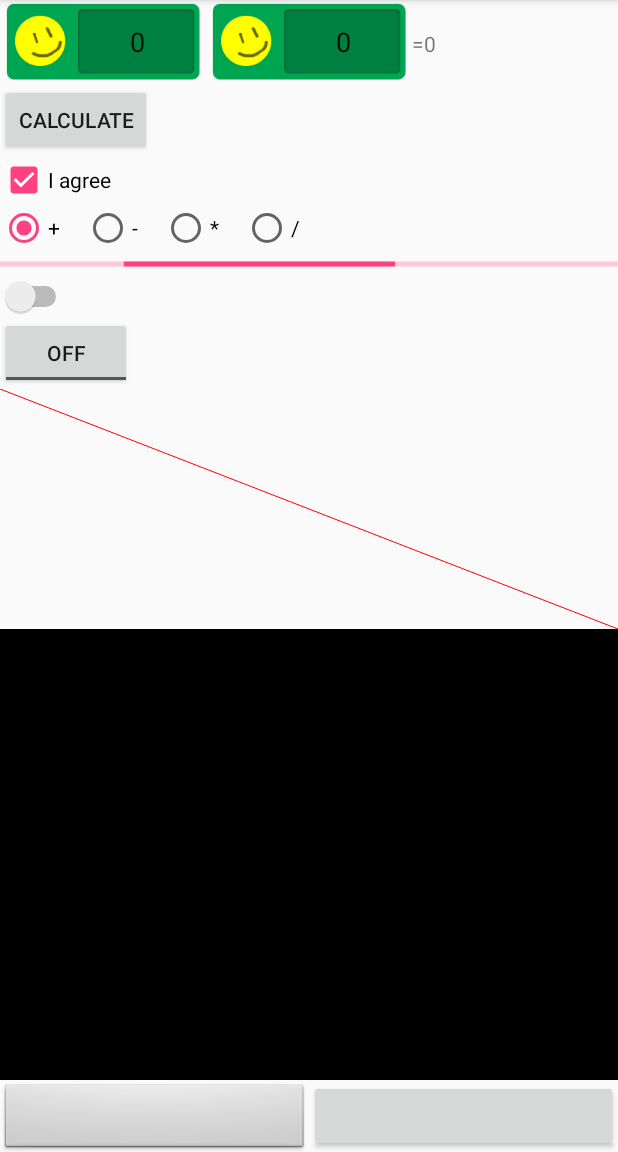
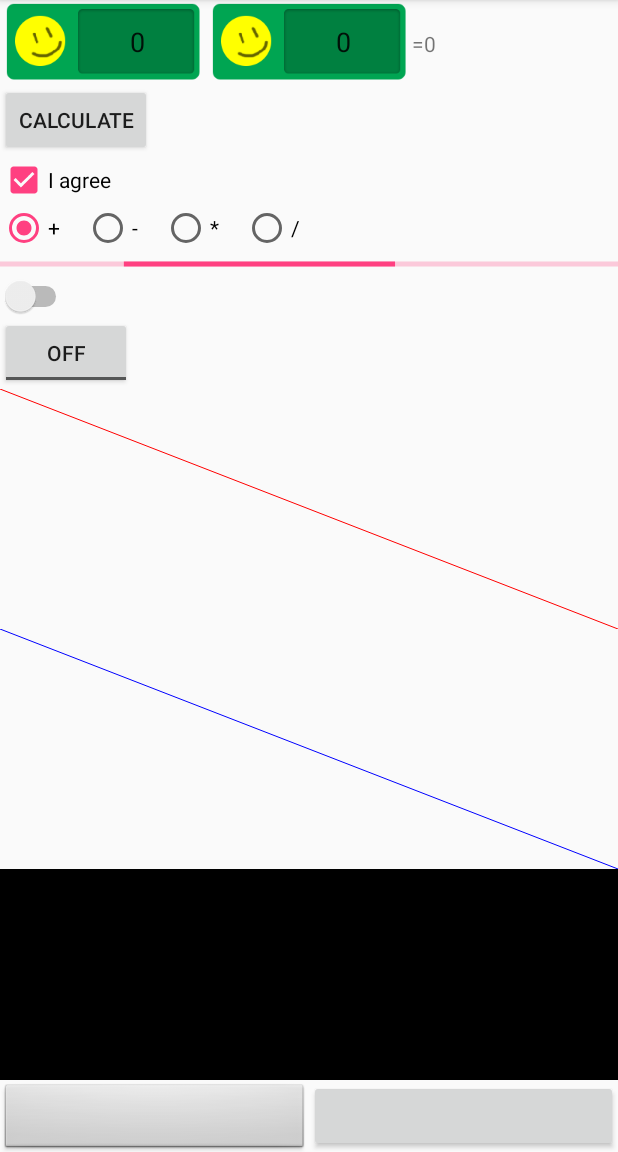
Before and after one commit to jennyjnn/testProject, an Android app: the screen it shows after launch (MainActivity), on a phone screen of 412 x 824 dp, the part 84-1236 px from its top. Run offline under Robolectric (Android 15) with nearby library versions, the phone set to English and light mode, and no system bars; plain views replace AdjustableImageButton.

Commit message:
Custom Attribute

```diff
--- a/practice1/app/src/main/java/com/example/jenny/practice1/CustomView.java
+++ b/practice1/app/src/main/java/com/example/jenny/practice1/CustomView.java
@@ -2,6 +2,7 @@ package com.example.jenny.practice1;
 
 import android.annotation.TargetApi;
 import android.content.Context;
+import android.content.res.TypedArray;
 import android.graphics.Canvas;
 import android.graphics.Paint;
 import android.os.Build;
@@ -10,6 +11,8 @@ import android.util.AttributeSet;
 import android.view.View;
 
 public class CustomView extends View {
+    private boolean isBlue = false;
+
     public CustomView(Context context) {
         super(context);
         init();
@@ -18,21 +21,36 @@ public class CustomView extends View {
     public CustomView(Context context, @Nullable AttributeSet attrs) {
         super(context, attrs);
         init();
+        initWithAttrs(attrs, 0, 0);
     }
 
     public CustomView(Context context, @Nullable AttributeSet attrs, int defStyleAttr) {
         super(context, attrs, defStyleAttr);
         init();
+        initWithAttrs(attrs, defStyleAttr, 0);
     }
 
     @TargetApi(21)
     public CustomView(Context context, @Nullable AttributeSet attrs, int defStyleAttr, int defStyleRes) {
         super(context, attrs, defStyleAttr, defStyleRes);
         init();
+        initWithAttrs(attrs, defStyleAttr, defStyleRes);
     }
 
     private void init() {
 
+    }
+
+    private void initWithAttrs(AttributeSet attrs, int defStyleAttr, int defStyleRes) {
+        TypedArray a = getContext().getTheme().obtainStyledAttributes(
+                attrs,
+                R.styleable.CustomView,
+                defStyleAttr, defStyleRes);
+        try {
+            isBlue = a.getBoolean(R.styleable.CustomView_isBlue, false);
+        } finally {
+            a.recycle();
+        }
     }
 
     @Override
@@ -40,7 +58,11 @@ public class CustomView extends View {
         super.onDraw(canvas);
 
         Paint p = new Paint();
-        p.setColor(0xFFFF0000); //AARRGGBB
+
+        if (isBlue)
+            p.setColor(0xFF0000FF); //AARRGGBB
+        else
+            p.setColor(0xFFFF0000); //AARRGGBB
         canvas.drawLine(0, 0, getMeasuredWidth(), getMeasuredHeight(), p);
     }
 }
--- a/practice1/app/src/main/res/layout/activity_main.xml
+++ b/practice1/app/src/main/res/layout/activity_main.xml
@@ -142,6 +142,10 @@
             <com.example.jenny.practice1.CustomView
                 android:layout_width="match_parent"
                 android:layout_height="160dp" />
+            <com.example.jenny.practice1.CustomView
+                android:layout_width="match_parent"
+                android:layout_height="160dp"
+                app:isBlue="true"/>
 
             <View
                 android:layout_width="match_parent"
--- /dev/null
+++ b/practice1/app/src/main/res/values/attrs.xml
@@ -0,0 +1,6 @@
+<?xml version="1.0" encoding="utf-8"?>
+<resources>
+    <declare-styleable name="CustomView">
+        <attr name="isBlue" format="boolean"/>
+    </declare-styleable>
+</resources>
```
